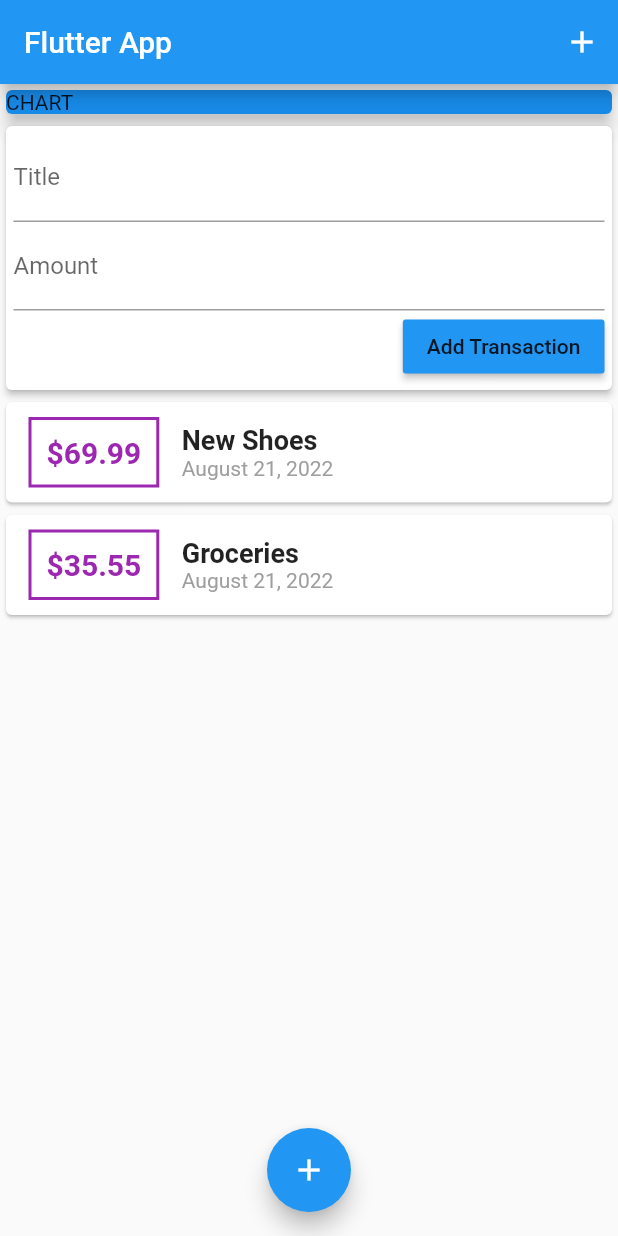
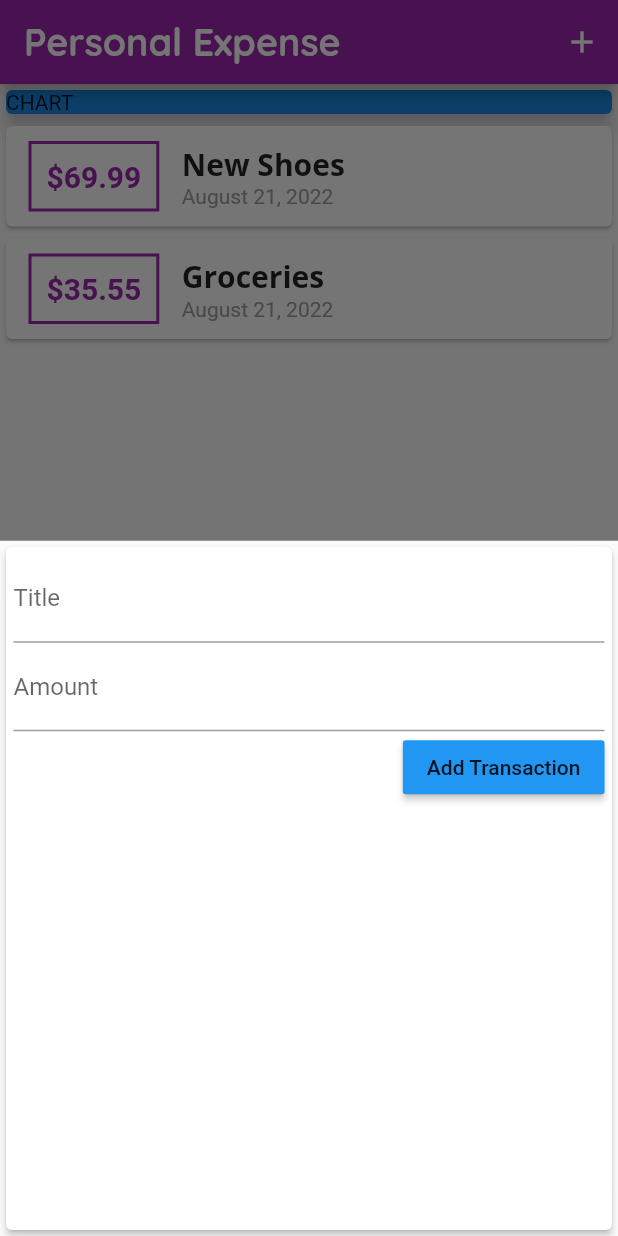
Before and after one commit to humanware/personal_expense, a Flutter app: the screen it shows after launch, after a tap on the "add" icon, on a phone screen of 412 x 824 dp. Run offline on Flutter 3.47's test engine with Material 2 defaults, Android fonts, the phone set to English and light mode, and no system bars.

Commit message:
Lesson 98 - Updated Text Theme Properties

```diff
--- a/lib/main.dart
+++ b/lib/main.dart
@@ -1,7 +1,10 @@
 import 'package:flutter/cupertino.dart';
 import 'package:flutter/material.dart';
+import 'package:second_app/widgets/transaction_list.dart';
 
-import './widgets/user_transactions.dart';
+import './widgets/new_transaction.dart';
+import './widgets/transaction_list.dart';
+import './models/transaction.dart';
 
 void main() {
   runApp(MyApp());
@@ -11,27 +14,87 @@ class MyApp extends StatelessWidget {
   @override
   Widget build(BuildContext context) {
     return MaterialApp(
-      title: 'Flutter App',
+      title: 'Personal Expense',
+      theme: ThemeData(
+        primarySwatch: Colors.purple,
+        accentColor: Colors.amber,
+        fontFamily: 'QuickSand',
+        textTheme: ThemeData.light().textTheme.copyWith(
+              headline6: TextStyle(
+                fontFamily: 'OpenSans',
+                fontWeight: FontWeight.bold,
+                fontSize: 20,
+              ),
+            ),
+        appBarTheme: AppBarTheme(
+          titleTextStyle: TextStyle(
+            fontFamily: 'QuickSand',
+            fontSize: 25,
+            fontWeight: FontWeight.bold,
+          ),
+        ),
+      ),
       home: MyHomePage(),
     );
   }
 }
 
-class MyHomePage extends StatelessWidget {
-  MyHomePage({super.key});
+class MyHomePage extends StatefulWidget {
+  @override
+  _MyHomePageState createState() => _MyHomePageState();
+}
 
-  // String? titleInput;
-  // String? amountInput;
+class _MyHomePageState extends State<MyHomePage> {
+  final List<Transaction> _userTransactions = [
+    Transaction(
+      id: 't1',
+      title: 'New Shoes',
+      amount: 69.99,
+      date: DateTime.now(),
+    ),
+    Transaction(
+      id: 't2',
+      title: 'Groceries',
+      amount: 35.55,
+      date: DateTime.now(),
+    ),
+  ];
+
+  void _addNewTransaction(String txTitle, double txAmount) {
+    final newTx = Transaction(
+      id: DateTime.now().toString(),
+      title: txTitle,
+      amount: txAmount,
+      date: DateTime.now(),
+    );
+
+    setState(() {
+      _userTransactions.add(newTx);
+    });
+  }
+
+  void _startAddNewTransaction(BuildContext ctx) {
+    showModalBottomSheet(
+      context: ctx,
+      builder: (_) {
+        return GestureDetector(
+          onTap: () {},
+          child: NewTransaction(_addNewTransaction),
+          behavior: HitTestBehavior.opaque,
+        );
+      },
+    );
+  }
 
   @override
   Widget build(BuildContext context) {
     return Scaffold(
       appBar: AppBar(
-        title: Text('Flutter App'),
+        title: Text('Personal Expense'),
         actions: <Widget>[
           IconButton(
             icon: Icon(Icons.add),
-            onPressed: () {},
+            onPressed: () => _startAddNewTransaction(context),
           ),
         ],
       ),
@@ -48,14 +111,14 @@ class MyHomePage extends StatelessWidget {
                 elevation: 5,
               ),
             ),
-            UserTransactions()
+            TransactionList(_userTransactions),
           ],
         ),
       ),
       floatingActionButtonLocation: FloatingActionButtonLocation.centerFloat,
       floatingActionButton: FloatingActionButton(
         child: Icon(Icons.add),
-        onPressed: () {},
+        onPressed: () => _startAddNewTransaction(context),
       ),
     );
   }
--- a/lib/widgets/new_transaction.dart
+++ b/lib/widgets/new_transaction.dart
@@ -1,11 +1,17 @@
 import 'package:flutter/material.dart';
 
-class NewTransaction extends StatelessWidget {
+class NewTransaction extends StatefulWidget {
   final Function addTx;
+
+  NewTransaction(this.addTx);
+
+  @override
+  _NewTransactionState createState() => _NewTransactionState();
+}
+
+class _NewTransactionState extends State<NewTransaction> {
   final titleController = TextEditingController();
   final amountController = TextEditingController();
-
-  NewTransaction(this.addTx);
 
   void submitData() {
     final enteredTitle = titleController.text;
@@ -15,10 +21,12 @@ class NewTransaction extends StatelessWidget {
       return;
     }
 
-    addTx(
+    widget.addTx(
       enteredTitle,
       enteredAmount,
     );
+
+    Navigator.of(context).pop();
   }
 
   @override
--- a/lib/widgets/transaction_list.dart
+++ b/lib/widgets/transaction_list.dart
@@ -25,14 +25,17 @@ class TransactionList extends StatelessWidget {
                   ),
                   padding: EdgeInsets.all(10),
                   decoration: BoxDecoration(
-                    border: Border.all(color: Colors.purple, width: 2),
+                    border: Border.all(
+                      color: Theme.of(context).primaryColor,
+                      width: 2,
+                    ),
                   ),
                   child: Text(
                     '\$${transactions[index].amount.toStringAsFixed(2)}',
                     style: TextStyle(
                       fontWeight: FontWeight.bold,
                       fontSize: 20,
-                      color: Colors.purple,
+                      color: Theme.of(context).primaryColor,
                     ),
                   ),
                 ),
@@ -41,10 +44,7 @@ class TransactionList extends StatelessWidget {
                   children: <Widget>[
                     Text(
                       transactions[index].title,
-                      style: TextStyle(
-                        fontSize: 18,
-                        fontWeight: FontWeight.bold,
-                      ),
+                      style: Theme.of(context).textTheme.headline6,
                     ),
                     Text(
                       DateFormat.yMMMMd().format(transactions[index].date),
--- a/lib/widgets/user_transactions.dart
+++ /dev/null
@@ -1,52 +0,0 @@
-import 'package:flutter/material.dart';
-
-import './new_transaction.dart';
-import './transaction_list.dart';
-import '../models/transaction.dart';
-
-class UserTransactions extends StatefulWidget {
-  const UserTransactions({Key? key}) : super(key: key);
-
-  @override
-  State<UserTransactions> createState() => _UserTransactionsState();
-}
-
-class _UserTransactionsState extends State<UserTransactions> {
-  final List<Transaction> _userTransactions = [
-    Transaction(
-      id: 't1',
-      title: 'New Shoes',
-      amount: 69.99,
-      date: DateTime.now(),
-    ),
-    Transaction(
-      id: 't2',
-      title: 'Groceries',
-      amount: 35.55,
-      date: DateTime.now(),
-    ),
-  ];
-
-  void _addNewTransaction(String txTitle, double txAmount) {
-    final newTx = Transaction(
-      id: DateTime.now().toString(),
-      title: txTitle,
-      amount: txAmount,
-      date: DateTime.now(),
-    );
-
-    setState(() {
-      _userTransactions.add(newTx);
-    });
-  }
-
-  @override
-  Widget build(BuildContext context) {
-    return Column(
-      children: <Widget>[
-        NewTransaction(_addNewTransaction),
-        TransactionList(_userTransactions),
-      ],
-    );
-  }
-}
```
Also changed, not shown: pubspec.yaml (+11 -6 lines), assets/fonts/OpenSans-Bold.ttf (added), assets/fonts/OpenSans-Regular.ttf (added), assets/fonts/Quicksand-Bold.ttf (added), assets/fonts/Quicksand-Light.ttf (added), assets/fonts/Quicksand-Medium.ttf (added), assets/fonts/Quicksand-Regular.ttf (added).
